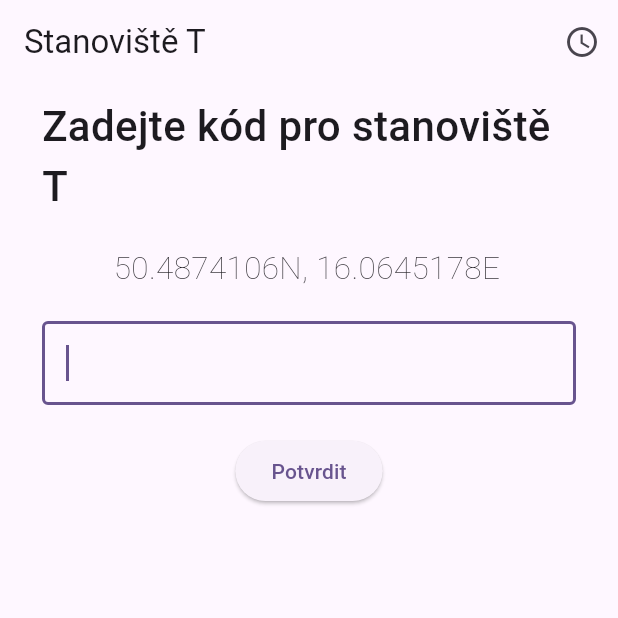
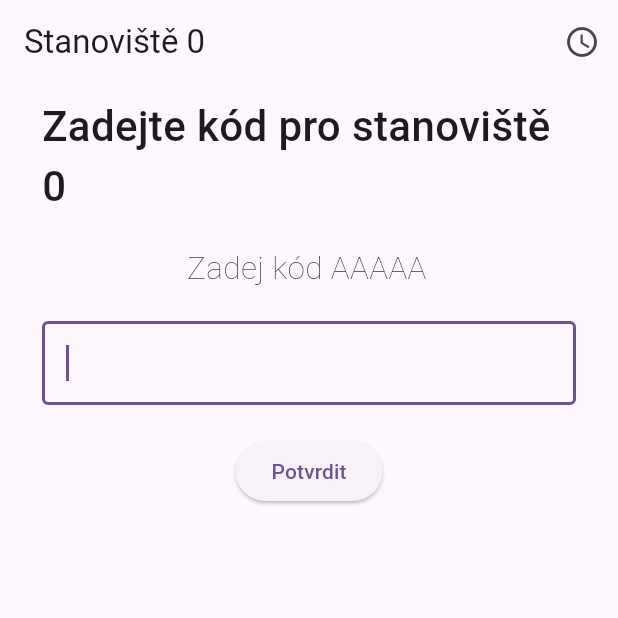
Before and after one commit to RiMiDo420/sifrovacka_hra, a Flutter app: the screen it shows after launch, on a phone screen of 412 x 824 dp, the top half of it. Run offline on Flutter 3.47's test engine with Material 3 defaults, Android fonts, the phone set to English and light mode, and no system bars.

Commit message:
Added tutorial cipher

```diff
--- a/lib/main.dart
+++ b/lib/main.dart
@@ -26,6 +26,8 @@ class MyApp extends StatelessWidget {
     dummyData["D"]!.addAnswer("Odpověd 2", dummyData["B"]!);
     dummyData["D"]!.addAnswer("Odpověd 3", dummyData["C"]!);
 
+
+    rozaData["S0"] = (LabyrintModel(internalName:"S0", name: "0", question: "Těšíte se na hru", code: "AAAAA", hasCipher: true, cipherType: "Textová", cipherSolution: "nejkulatoulinkatejsi", fixedSolution: false, skipWord: "text" ,coordinates: "Zadej kód AAAAA"));
     rozaData["S1"] = (LabyrintModel(internalName:"S1", name: "T", question: "Kolik je Ríšovi?", code: "SJVUE", hasCipher: true, cipherType: "Trifidi", cipherSolution: "nejkulatoulinkatejsi", fixedSolution: false, skipWord: "krtek" ,coordinates: "50.4874106N, 16.0645178E"));
     rozaData["S11"] = (LabyrintModel(internalName: "S11", name: "L", question: "Která zvířata v Keni každý rok migrují?", code: "LPCXS" ,coordinates: "50.4879838N, 16.0641588E"));
     rozaData["S12"] = (LabyrintModel(internalName: "S12", name: "R", question: "Co bylo téma prvního tábora?", code: "HMBDE" ,coordinates: "50.4878910N, 16.0633627E"));
@@ -62,6 +64,10 @@ class MyApp extends StatelessWidget {
 
     rozaData["S7"] = (LabyrintModel(internalName: "S7", name: "Z", question: "Gratulujeme\nVyhráli jste🎉🎉🎉🎉🎉\nJděte k autu a volejte Róze", code: "ISJES", coordinates: "50.4874772N, 16.0663239E", hasCipher: true, cipherType: "Krajina zvířat", cipherSolution: "chameleon", fixedSolution: true));
 
+
+    rozaData["S0"]!.addAnswer("Jasně", rozaData["S1"]!);
+    rozaData["S0"]!.addAnswer("Anoooo 🥳", rozaData["S1"]!);
+    rozaData["S0"]!.addAnswer("Určite", rozaData["S1"]!);
 
     rozaData["S1"]!.addAnswer("19", rozaData["S11"]!);
     rozaData["S1"]!.addAnswer("25", rozaData["S12"]!);
--- a/lib/view/labyrint_handler.dart
+++ b/lib/view/labyrint_handler.dart
@@ -20,7 +20,7 @@ class LabyrintHandler extends StatefulWidget{
 
 class _LabyrintHandlerState extends State<LabyrintHandler>{
 
-  String currentStop = "S1";
+  String currentStop = "S0";
   bool locked = true;
   bool ciphered = true;
   List<LabyrintHistoryItem> history = [];
```
